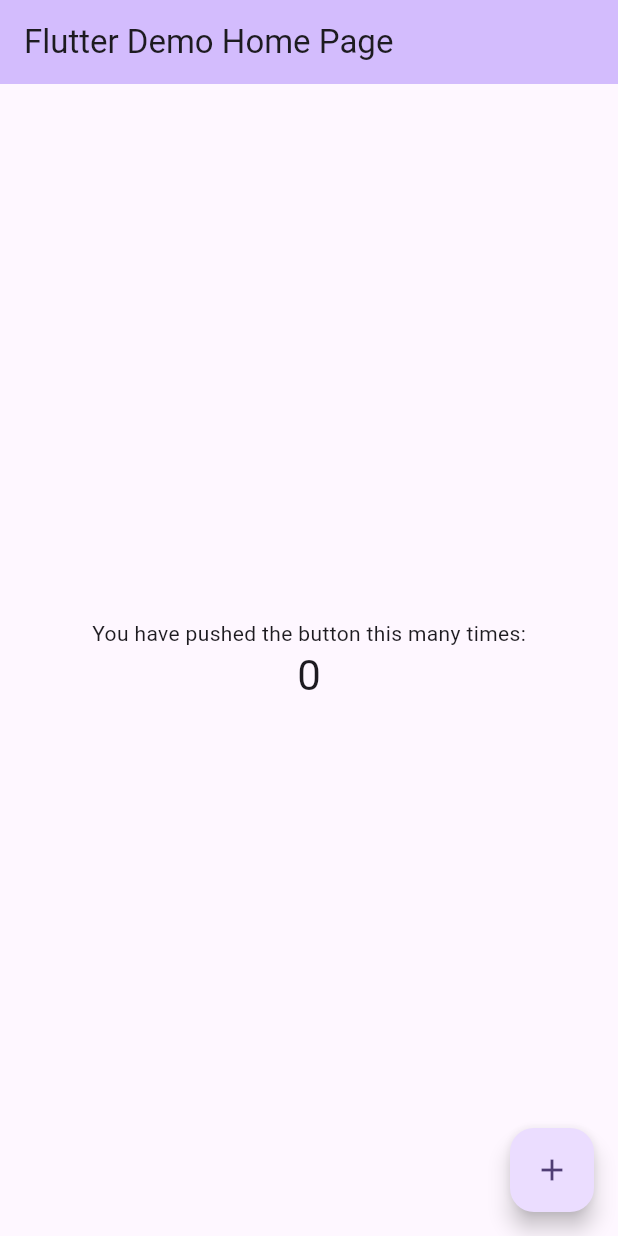
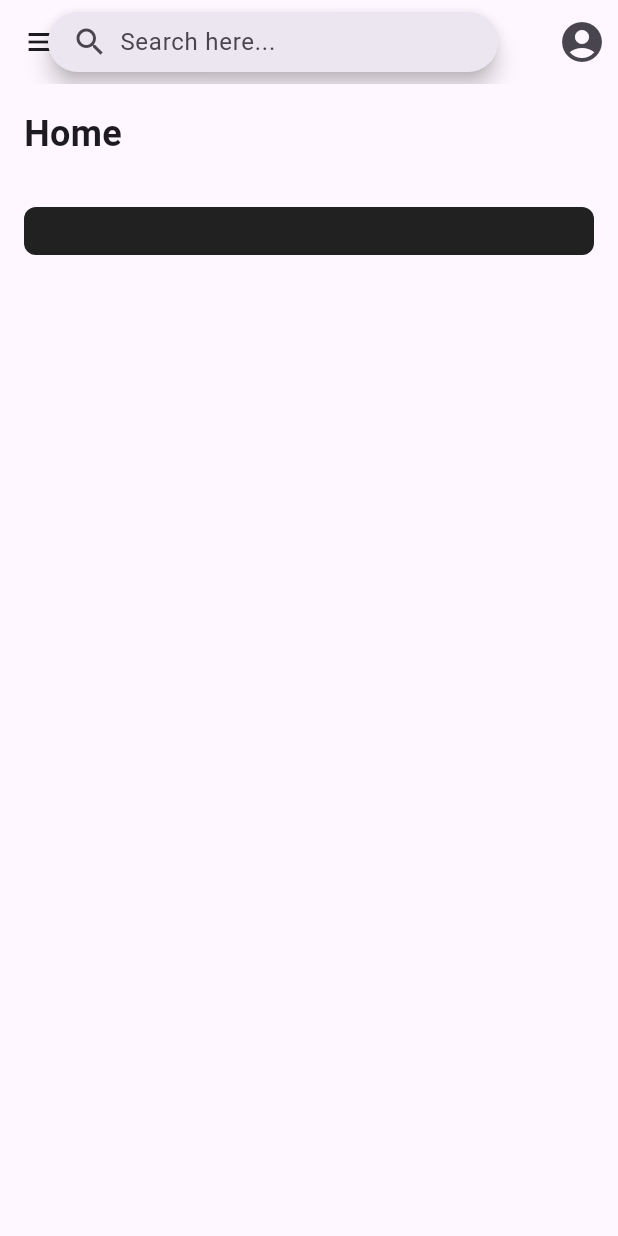
Before and after one commit to FunToHard/yuhoo, a Flutter app: the screen it shows after launch, on a phone screen of 412 x 824 dp. Run offline on Flutter 3.47's test engine with Material 3 defaults, Android fonts, the light colour scheme and no system bars.

Commit message:
feat: Sidebar, SearchBar, Account Button & pages

```diff
--- a/lib/main.dart
+++ b/lib/main.dart
@@ -1,51 +1,44 @@
 import 'package:flutter/material.dart';
+import 'pages/home_page.dart';
+import 'pages/watch_list_page.dart';
+import 'pages/coming_soon_page.dart';
+import 'pages/discovery_page.dart';
+import 'pages/friends_page.dart';
+import 'pages/parties_page.dart';
+import 'pages/media_page.dart';
+import 'pages/settings_page.dart';
+import 'widgets/sidebar.dart';
 
 void main() {
   runApp(const MyApp());
 }
 
+enum NavPage {
+  home,
+  watchList,
+  comingSoon,
+  discovery,
+  friends,
+  parties,
+  media,
+  settings,
+  logout,
+}
+
 class MyApp extends StatelessWidget {
   const MyApp({super.key});
-
-  // This widget is the root of your application.
   @override
   Widget build(BuildContext context) {
     return MaterialApp(
-      title: 'Flutter Demo',
-      theme: ThemeData(
-        // This is the theme of your application.
-        //
-        // TRY THIS: Try running your application with "flutter run". You'll see
-        // the application has a purple toolbar. Then, without quitting the app,
-        // try changing the seedColor in the colorScheme below to Colors.green
-        // and then invoke "hot reload" (save your changes or press the "hot
-        // reload" button in a Flutter-supported IDE, or press "r" if you used
-        // the command line to start the app).
-        //
-        // Notice that the counter didn't reset back to zero; the application
-        // state is not lost during the reload. To reset the state, use hot
-        // restart instead.
-        //
-        // This works for code too, not just values: Most code changes can be
-        // tested with just a hot reload.
-        colorScheme: .fromSeed(seedColor: Colors.deepPurple),
-      ),
-      home: const MyHomePage(title: 'Flutter Demo Home Page'),
+      title: 'YuHoo',
+      theme: ThemeData(primarySwatch: Colors.red, useMaterial3: true),
+      home: const MyHomePage(title: 'YuHoo'),
     );
   }
 }
 
 class MyHomePage extends StatefulWidget {
   const MyHomePage({super.key, required this.title});
-
-  // This widget is the home page of your application. It is stateful, meaning
-  // that it has a State object (defined below) that contains fields that affect
-  // how it looks.
-
-  // This class is the configuration for the state. It holds the values (in this
-  // case the title) provided by the parent (in this case the App widget) and
-  // used by the build method of the State. Fields in a Widget subclass are
-  // always marked "final".
 
   final String title;
 
@@ -54,69 +47,70 @@ class MyHomePage extends StatefulWidget {
 }
 
 class _MyHomePageState extends State<MyHomePage> {
-  int _counter = 0;
+  NavPage _currentPage = NavPage.home;
 
-  void _incrementCounter() {
+  void _navigateTo(NavPage page) {
     setState(() {
-      // This call to setState tells the Flutter framework that something has
-      // changed in this State, which causes it to rerun the build method below
-      // so that the display can reflect the updated values. If we changed
-      // _counter without calling setState(), then the build method would not be
-      // called again, and so nothing would appear to happen.
-      _counter++;
+      _currentPage = page;
     });
+    Navigator.pop(context); // Close drawer after navigation
+  }
+
+  Widget _buildPage() {
+    switch (_currentPage) {
+      case NavPage.home:
+        return const HomePage();
+      case NavPage.watchList:
+        return const WatchListPage();
+      case NavPage.comingSoon:
+        return const ComingSoonPage();
+      case NavPage.discovery:
+        return const DiscoveryPage();
+      case NavPage.friends:
+        return const FriendsPage();
+      case NavPage.parties:
+        return const PartiesPage();
+      case NavPage.media:
+        return const MediaPage();
+      case NavPage.settings:
+        return const SettingsPage();
+      case NavPage.logout:
+        return const HomePage(); // Placeholder
+    }
   }
 
   @override
   Widget build(BuildContext context) {
-    // This method is rerun every time setState is called, for instance as done
-    // by the _incrementCounter method above.
-    //
-    // The Flutter framework has been optimized to make rerunning build methods
-    // fast, so that you can just rebuild anything that needs updating rather
-    // than having to individually change instances of widgets.
     return Scaffold(
       appBar: AppBar(
-        // TRY THIS: Try changing the color here to a specific color (to
-        // Colors.amber, perhaps?) and trigger a hot reload to see the AppBar
-        // change color while the other colors stay the same.
-        backgroundColor: Theme.of(context).colorScheme.inversePrimary,
-        // Here we take the value from the MyHomePage object that was created by
-        // the App.build method, and use it to set our appbar title.
         title: Text(widget.title),
+        centerTitle: false,
+        actions: [
+          Expanded(
+            child: Center(
+              child: SizedBox(
+                height: 40,
+                width: 300,
+                child: SearchBar(
+                  hintText: 'Search here...',
+                  leading: const Padding(
+                    padding: EdgeInsets.only(left: 8.0),
+                    child: Icon(Icons.search),
+                  ),
+                ),
+              ),
+            ),
+          ),
+          IconButton(
+            icon: const Icon(Icons.account_circle, size: 32),
+            onPressed: () {
+              // Handle account icon tap
+            },
+          ),
+        ],
       ),
-      body: Center(
-        // Center is a layout widget. It takes a single child and positions it
-        // in the middle of the parent.
-        child: Column(
-          // Column is also a layout widget. It takes a list of children and
-          // arranges them vertically. By default, it sizes itself to fit its
-          // children horizontally, and tries to be as tall as its parent.
-          //
-          // Column has various properties to control how it sizes itself and
-          // how it positions its children. Here we use mainAxisAlignment to
-          // center the children vertically; the main axis here is the vertical
-          // axis because Columns are vertical (the cross axis would be
-          // horizontal).
-          //
-          // TRY THIS: Invoke "debug painting" (choose the "Toggle Debug Paint"
-          // action in the IDE, or press "p" in the console), to see the
-          // wireframe for each widget.
-          mainAxisAlignment: .center,
-          children: [
-            const Text('You have pushed the button this many times:'),
-            Text(
-              '$_counter',
-              style: Theme.of(context).textTheme.headlineMedium,
-            ),
-          ],
-        ),
-      ),
-      floatingActionButton: FloatingActionButton(
-        onPressed: _incrementCounter,
-        tooltip: 'Increment',
-        child: const Icon(Icons.add),
-      ),
+      drawer: Sidebar(onNavigate: _navigateTo, currentPage: _currentPage),
+      body: _buildPage(),
     );
   }
 }
```
